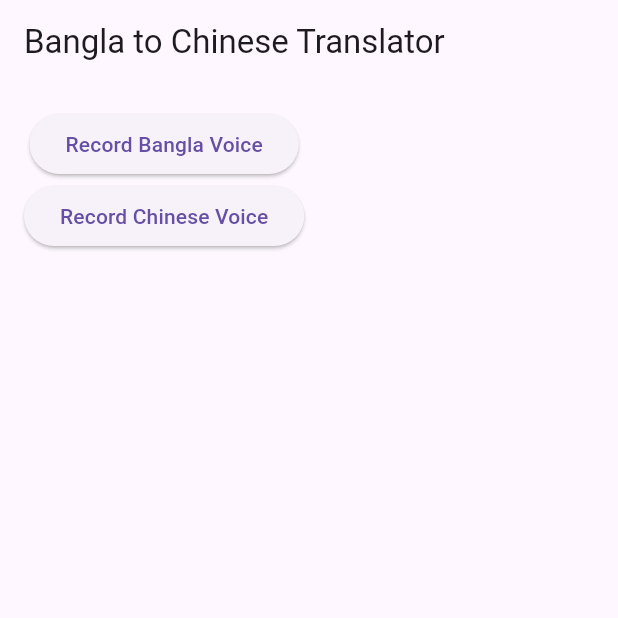
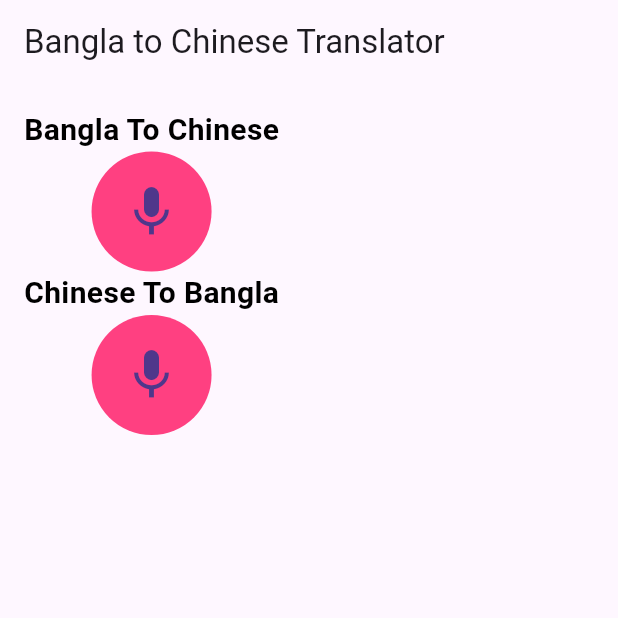
Before and after one commit to RootHex200/voice_tranlator_bangla_chinese, a Flutter app: the screen it shows after launch, on a phone screen of 412 x 824 dp, the top half of it. Run offline on Flutter 3.47's test engine with Material 3 defaults, Android fonts, the light colour scheme and no system bars; our stand-ins replace flutter_tts, permission_handler; missing offline and left inert: flutter_sound.

Commit message:
added new design in button

```diff
--- a/lib/main.dart
+++ b/lib/main.dart
@@ -86,7 +86,7 @@ class _VoiceTranslatorState extends State<VoiceTranslator> {
     final request = http.MultipartRequest(
       'POST',
       Uri.parse(
-          'https://461b-103-60-161-26.ngrok-free.app/bangla_voice_to_chinese_voice'),
+          'https://94b7-103-60-161-26.ngrok-free.app/bangla_voice_to_chinese_voice'),
     );
     request.files.add(await http.MultipartFile.fromPath('file', _filePath));
 
@@ -127,7 +127,7 @@ class _VoiceTranslatorState extends State<VoiceTranslator> {
     final request = http.MultipartRequest(
       'POST',
       Uri.parse(
-          'https://461b-103-60-161-26.ngrok-free.app/chinese_voice_to_bangla'),
+          'https://94b7-103-60-161-26.ngrok-free.app/chinese_voice_to_bangla'),
     );
     request.files.add(await http.MultipartFile.fromPath('file', _filePath));
 
@@ -169,15 +169,73 @@ class _VoiceTranslatorState extends State<VoiceTranslator> {
         padding: const EdgeInsets.all(16.0),
         child: Column(
           children: [
-            ElevatedButton(
-              onPressed: _isBanglaRecording ? _stopAndTranslateBanglaToChinese : _recordBangla,
-              child: Text(_isBanglaRecording ? "Stop Recording (Bangla)" : "Record Bangla Voice"),
+            const Text(
+              "Bangla To Chinese",
+              style: TextStyle(
+                  color: Colors.black,
+                  fontWeight: FontWeight.bold,
+                  fontSize: 20),
+            ),
+            GestureDetector(
+              onTap: _isBanglaRecording
+                  ? _stopAndTranslateBanglaToChinese
+                  : _recordBangla,
+              child: CircleAvatar(
+                radius: 40,
+                backgroundColor: Colors.pinkAccent,
+                child: _isBanglaRecording
+                    ? const Icon(
+                        Icons.record_voice_over,
+                        size: 40,
+                      )
+                    : const Icon(
+                        Icons.mic,
+                        size: 40,
+                      ),
+              ),
             ),
 
-                        ElevatedButton(
-              onPressed: _isChineseRecording ? _stopAndTranslateChineseToBangla : _recordChinese,
-              child: Text(_isChineseRecording ? "Stop Recording (Chinese)" : "Record Chinese Voice"),
+            const Text(
+              "Chinese To Bangla",
+              style: TextStyle(
+                  color: Colors.black,
+                  fontWeight: FontWeight.bold,
+                  fontSize: 20),
             ),
+            GestureDetector(
+              onTap: _isChineseRecording
+                  ? _stopAndTranslateChineseToBangla
+                  : _recordChinese,
+              child: CircleAvatar(
+                radius: 40,
+                backgroundColor: Colors.pinkAccent,
+                child: _isChineseRecording
+                    ? const Icon(
+                        Icons.record_voice_over,
+                        size: 40,
+                      )
+                    : const Icon(
+                        Icons.mic,
+                        size: 40,
+                      ),
+              ),
+            ),
+            // ElevatedButton(
+            //   onPressed: _isChineseRecording
+            //       ? _stopAndTranslateChineseToBangla
+            //       : _recordChinese,
+            //   child: Row(
+            //     mainAxisSize: MainAxisSize.min,
+            //     children: [
+            //       const Icon(Icons.mic), // Microphone icon
+            //       const SizedBox(
+            //           width: 8), // Add some spacing between the icon and text
+            //       Text(_isChineseRecording
+            //           ? "Stop Recording (Chinese)"
+            //           : "Record Chinese Voice"),
+            //     ],
+            //   ),
+            // ),
           ],
         ),
       ),
```
